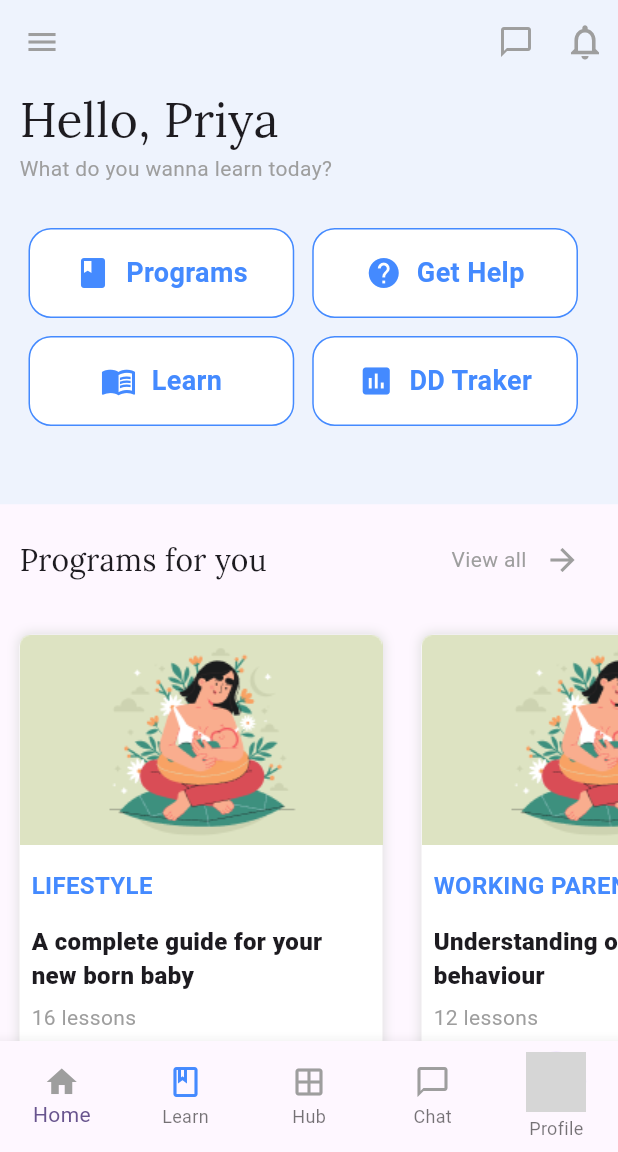
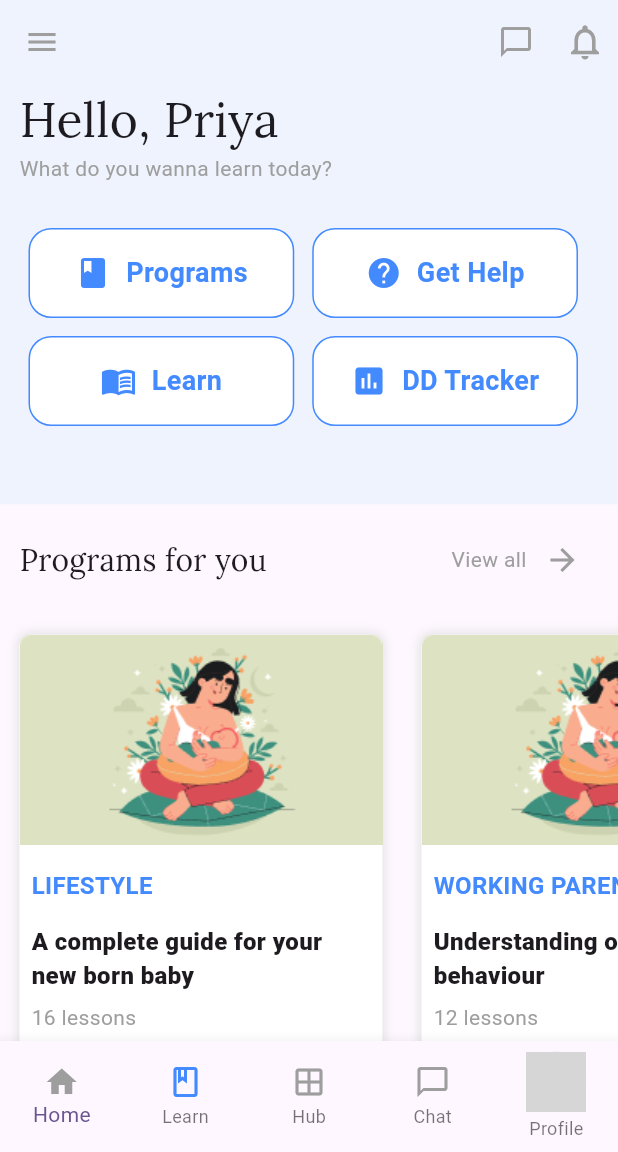
Before and after one commit to DragonCodes09/banao_flutter, a Flutter app: the screen it shows after launch, on a phone screen of 412 x 824 dp, the part 84-1236 px from its top. Run offline on Flutter 3.47's test engine with Material 2 defaults, Android fonts, the phone set to English and light mode, and no system bars; network calls fail; grey boxes are pictures that could not be loaded.

Commit message:
Update main_page.dart

```diff
--- a/lib/screen/main_page.dart
+++ b/lib/screen/main_page.dart
@@ -1,29 +1,38 @@
-
 import 'package:flutter/material.dart';
+import 'package:tt/screen/api_one.dart';
+import 'package:tt/screen/api_two.dart';
 import 'package:tt/widgets/events.dart';
 import 'package:tt/widgets/lessons.dart';
 import 'package:tt/widgets/programs.dart';
 import 'package:tt/widgets/type.dart';
 
-class FirstPage extends StatelessWidget{
+class FirstPage extends StatelessWidget {
   const FirstPage({super.key});
 
   @override
   Widget build(BuildContext context) {
     return Scaffold(
       appBar: AppBar(
-        backgroundColor: const Color.fromARGB(255, 238,243,253),
-        leading: Icon(Icons.menu,color: Colors.grey,),
+        backgroundColor: const Color.fromARGB(255, 238, 243, 253),
+        leading: const Icon(
+          Icons.menu,
+          color: Colors.grey,
+        ),
         actions: [
           IconButton(
-            onPressed: (){
-
-            },
-            icon:Icon(Icons.chat_bubble_outline,color: Colors.grey,),
+            onPressed: () {},
+            icon: const Icon(
+              Icons.chat_bubble_outline,
+              color: Colors.grey,
+            ),
           ),
-          Padding(
+          const Padding(
             padding: EdgeInsets.symmetric(horizontal: 8.0),
-            child: Icon(Icons.notifications_none_outlined,size: 28,color: Colors.grey,),
+            child: Icon(
+              Icons.notifications_none_outlined,
+              size: 28,
+              color: Colors.grey,
+            ),
           )
         ],
       ),
@@ -32,30 +41,57 @@ class FirstPage extends StatelessWidget{
           crossAxisAlignment: CrossAxisAlignment.start,
           children: [
             Container(
-              color: const Color.fromARGB(255, 238,243,253),
-              height: MediaQuery.of(context).size.height*0.34,
+              color: const Color.fromARGB(255, 238, 243, 253),
+              height: MediaQuery.of(context).size.height * 0.34,
               width: double.infinity,
               child: const Padding(
                 padding: EdgeInsets.only(left: 13.0),
                 child: Column(
                   crossAxisAlignment: CrossAxisAlignment.start,
                   children: [
-                      Text('Hello, Priya',style: TextStyle(fontSize: 32,fontWeight: FontWeight.w500,fontFamily: 'CustomFont'),),
-                      Text('What do you wanna learn today?',style: TextStyle(color: Colors.grey),),
-                    SizedBox(height: 24,),
+                    Text(
+                      'Hello, Priya',
+                      style: TextStyle(
+                          fontSize: 32,
+                          fontWeight: FontWeight.w500,
+                          fontFamily: 'CustomFont'),
+                    ),
+                    Text(
+                      'What do you wanna learn today?',
+                      style: TextStyle(color: Colors.grey),
+                    ),
+                    SizedBox(
+                      height: 24,
+                    ),
                     Column(
                       children: [
                         Row(
                           children: [
-                            TypesIcons(iconData: Icons.book, tt: "Programs", colour: Colors.blueAccent, bgColour: Colors.white),
-                            TypesIcons(iconData: Icons.help, tt: "Get Help", colour: Colors.blueAccent, bgColour: Colors.white),
+                            TypesIcons(
+                                iconData: Icons.book,
+                                tt: "Programs",
+                                colour: Colors.blueAccent,
+                                bgColour: Colors.white),
+                            TypesIcons(
+                                iconData: Icons.help,
+                                tt: "Get Help",
+                                colour: Colors.blueAccent,
+                                bgColour: Colors.white),
                           ],
                         ),
                         // SizedBox(height: ,),
                         Row(
                           children: [
-                            TypesIcons(iconData: Icons.menu_book, tt: "Learn", colour: Colors.blueAccent, bgColour: Colors.white),
-                            TypesIcons(iconData: Icons.poll, tt: "DD Traker", colour: Colors.blueAccent, bgColour: Colors.white),
+                            TypesIcons(
+                                iconData: Icons.menu_book,
+                                tt: "Learn",
+                                colour: Colors.blueAccent,
+                                bgColour: Colors.white),
+                            TypesIcons(
+                                iconData: Icons.poll,
+                                tt: "DD Tracker",
+                                colour: Colors.blueAccent,
+                                bgColour: Colors.white),
                           ],
                         ),
                       ],
@@ -68,21 +104,41 @@ class FirstPage extends StatelessWidget{
               padding: const EdgeInsets.all(13.0),
               child: Row(
                 children: [
-                  Text('Programs for you',style: TextStyle(fontSize: 20,fontFamily: "CustomFont"),),
+                  const Text(
+                    'Programs for you',
+                    style: TextStyle(fontSize: 20, fontFamily: "CustomFont"),
+                  ),
                   Expanded(child: Container()),
-                  Text('View all',style: TextStyle(color: Colors.grey),),
-                  IconButton(onPressed: (){
-
-                  }, icon: Icon(Icons.arrow_forward,color: Colors.grey,))
+                  const Text(
+                    'View all',
+                    style: TextStyle(color: Colors.grey),
+                  ),
+                  IconButton(
+                      onPressed: () {
+                        Navigator.of(context).push(MaterialPageRoute(
+                            builder: (context) => const ApiOneScreen()));
+                      },
+                      icon: const Icon(
+                        Icons.arrow_forward,
+                        color: Colors.grey,
+                      ))
                 ],
               ),
             ),
-            SingleChildScrollView(
+            const SingleChildScrollView(
               scrollDirection: Axis.horizontal,
               child: Row(
                 children: [
-                  ProgramCard(pictureName: "assets/A.png", title: "LIFESTYLE", description: "A complete guide for your new born baby", time: 16),
-                  ProgramCard(pictureName: "assets/A.png", title: "WORKING PARENTS", description: "Understanding of human behaviour", time: 12)
+                  ProgramCard(
+                      pictureName: "assets/A.png",
+                      title: "LIFESTYLE",
+                      description: "A complete guide for your new born baby",
+                      time: 16),
+                  ProgramCard(
+                      pictureName: "assets/A.png",
+                      title: "WORKING PARENTS",
+                      description: "Understanding of human behaviour",
+                      time: 12)
                 ],
               ),
             ),
@@ -90,42 +146,86 @@ class FirstPage extends StatelessWidget{
               padding: const EdgeInsets.all(13.0),
               child: Row(
                 children: [
-                  Text('Events and experiences',style: TextStyle(fontSize: 20,fontWeight: FontWeight.w500,fontFamily: "CustomFont"),),
+                  const Text(
+                    'Events and experiences',
+                    style: TextStyle(
+                        fontSize: 20,
+                        fontWeight: FontWeight.w500,
+                        fontFamily: "CustomFont"),
+                  ),
                   Expanded(child: Container()),
-                  Text('View all',style: TextStyle(color: Colors.grey),),
-                  IconButton(onPressed: (){
-
-                  }, icon: Icon(Icons.arrow_forward,color: Colors.grey,))
+                  const Text(
+                    'View all',
+                    style: TextStyle(color: Colors.grey),
+                  ),
+                  IconButton(
+                      onPressed: () {},
+                      icon: const Icon(
+                        Icons.arrow_forward,
+                        color: Colors.grey,
+                      ))
                 ],
               ),
             ),
-            SingleChildScrollView(
+            const SingleChildScrollView(
               scrollDirection: Axis.horizontal,
               child: Row(
                 children: [
-                  EventCard(pictureName: "assets/C.png", title: "BABYCARE", description: "Understanding of human behaviour", time: 16),
-                  EventCard(pictureName: "assets/C.png", title: "BABYCARE", description: "Understanding of human behaviour", time: 16),
+                  EventCard(
+                      pictureName: "assets/C.png",
+                      title: "BABYCARE",
+                      description: "Understanding of human behaviour",
+                      time: 16),
+                  EventCard(
+                      pictureName: "assets/C.png",
+                      title: "BABYCARE",
+                      description: "Understanding of human behaviour",
+                      time: 16),
                 ],
               ),
-            ),Padding(
+            ),
+            Padding(
               padding: const EdgeInsets.all(13.0),
               child: Row(
                 children: [
-                  Text('Lessons for you',style: TextStyle(fontSize: 20,fontWeight: FontWeight.w500,fontFamily: "CustomFont"),),
+                  const Text(
+                    'Lessons for you',
+                    style: TextStyle(
+                        fontSize: 20,
+                        fontWeight: FontWeight.w500,
+                        fontFamily: "CustomFont"),
+                  ),
                   Expanded(child: Container()),
-                  Text('View all',style: TextStyle(color: Colors.grey),),
-                  IconButton(onPressed: (){
-
-                  }, icon: Icon(Icons.arrow_forward,color: Colors.grey,))
+                  const Text(
+                    'View all',
+                    style: TextStyle(color: Colors.grey),
+                  ),
+                  IconButton(
+                      onPressed: () {
+                        Navigator.of(context).push(MaterialPageRoute(
+                            builder: (context) => const ApiTwoScreen()));
+                      },
+                      icon: const Icon(
+                        Icons.arrow_forward,
+                        color: Colors.grey,
+                      ))
                 ],
               ),
             ),
-            SingleChildScrollView(
+            const SingleChildScrollView(
               scrollDirection: Axis.horizontal,
               child: Row(
                 children: [
-                  LessonCard(pictureName: "assets/C.png", title: "BABYCARE", description: "Understanding of human behaviour", time: 16),
-                  LessonCard(pictureName: "assets/C.png", title: "BABYCARE", description: "Understanding of human behaviour", time: 16),
+                  LessonCard(
+                      pictureName: "assets/C.png",
+                      title: "BABYCARE",
+                      description: "Understanding of human behaviour",
+                      time: 16),
+                  LessonCard(
+                      pictureName: "assets/C.png",
+                      title: "BABYCARE",
+                      description: "Understanding of human behaviour",
+                      time: 16),
                 ],
               ),
             ),
@@ -134,5 +234,4 @@ class FirstPage extends StatelessWidget{
       ),
     );
   }
-
 }
```
